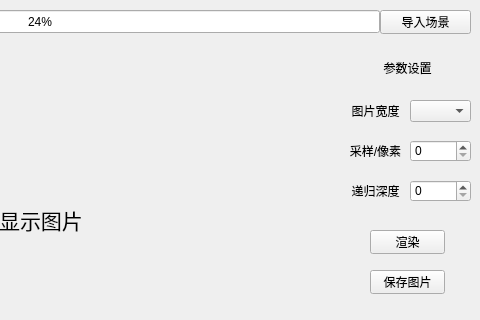
First picture: the form in mainwindow.ui, repository liuyihao18/RayTracing, before the edit; both pictures show x 320 to 800 and y 0 to 320 of the 800 by 420 pixel window.
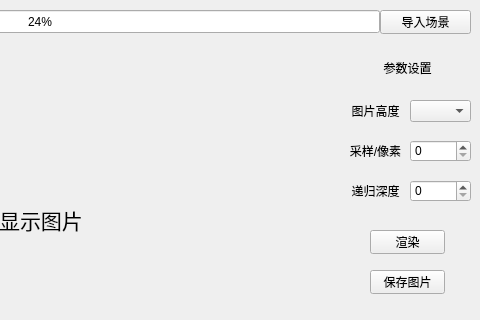
Second picture: the form after the edit.

Diff of the .ui file:
```diff
--- a/mainwindow.ui
+++ b/mainwindow.ui
@@ -118,7 +118,7 @@
      </rect>
     </property>
     <property name="text">
-     <string>图片宽度</string>
+     <string>图片高度</string>
     </property>
     <property name="alignment">
      <set>Qt::AlignCenter</set>
```
Left out of the diff: 2 changed lines with no effect on the pictures.
